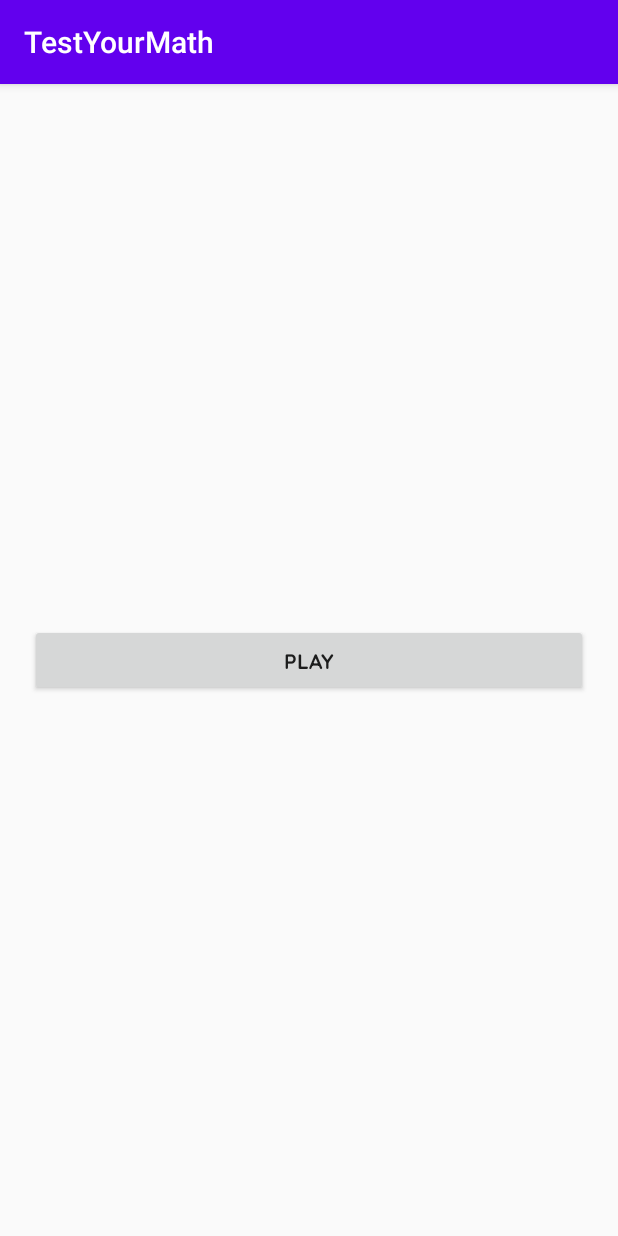
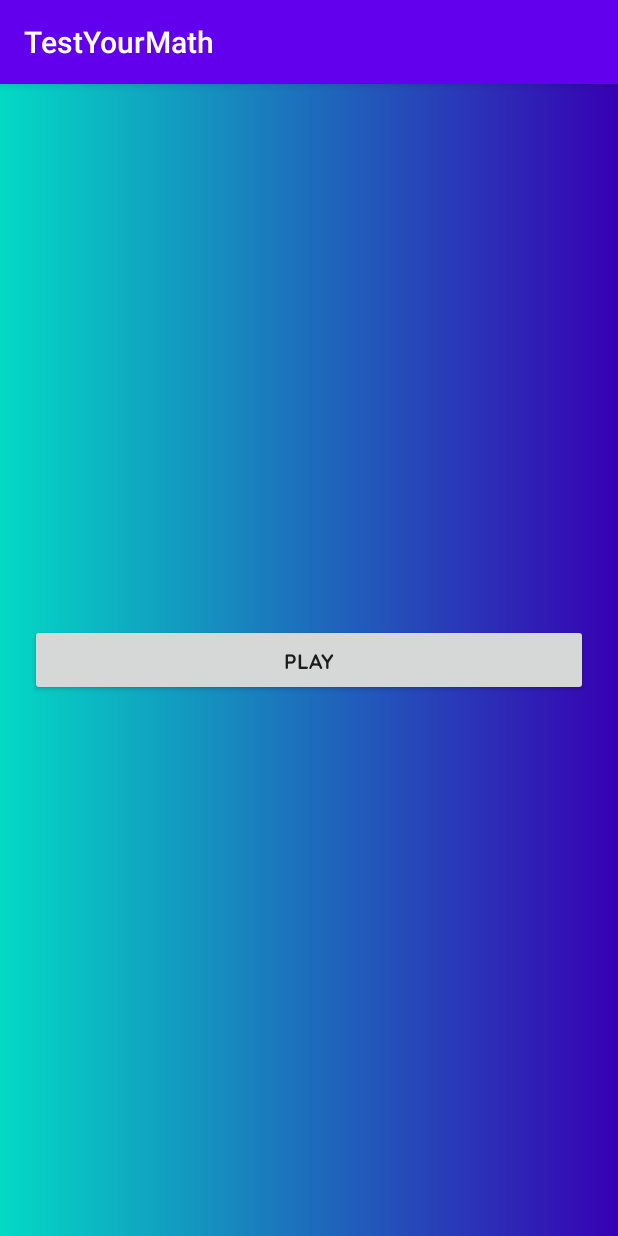
Before and after one commit to prathmesh1199/TestYourMath, an Android app: the screen it shows after launch (MainActivity), on a phone screen of 412 x 824 dp. Run offline under Robolectric (Android 15) with nearby library versions, the phone set to English and light mode, and no system bars; Roboto replaces fonts that are not available here.

Commit message:
Dummy Background Added.

```diff
--- a/app/src/main/java/com/example/testyourmath/DatabaseHelper.java
+++ b/app/src/main/java/com/example/testyourmath/DatabaseHelper.java
@@ -70,9 +70,8 @@ public class DatabaseHelper extends SQLiteOpenHelper {
             String current_top_score_string = c.getString(idx);
 
             if(current_top_score_string == " - ") {
-                ContentValues cv = new ContentValues();
-                cv.put(level , String.valueOf(score));
-                sqLiteDatabase.update(table_name , cv , " = ?" , new String[] {});
+                String sc = String.valueOf(score);
+                sqLiteDatabase.execSQL("UPDATE " + table_name +  " SET " + level + " = 'sc' ");
             }
         }
     }
--- /dev/null
+++ b/app/src/main/res/drawable/background.xml
@@ -0,0 +1,7 @@
+<?xml version="1.0" encoding="utf-8"?>
+<shape xmlns:android="http://schemas.android.com/apk/res/android">
+    <gradient
+        android:startColor="@color/colorAccent"
+        android:endColor="@color/design_default_color_primary_variant"
+        ></gradient>
+</shape>
--- a/app/src/main/res/layout/activity_easy.xml
+++ b/app/src/main/res/layout/activity_easy.xml
@@ -7,6 +7,7 @@
     android:padding="5dp"
     android:weightSum="10"
     android:orientation="vertical"
+
     tools:context=".Easy">
 
 
--- a/app/src/main/res/layout/activity_main.xml
+++ b/app/src/main/res/layout/activity_main.xml
@@ -5,6 +5,7 @@
     android:layout_width="match_parent"
     android:layout_height="match_parent"
     android:padding="20dp"
+    android:background="@drawable/background"
     tools:context=".MainActivity">
 
     <Button
```
